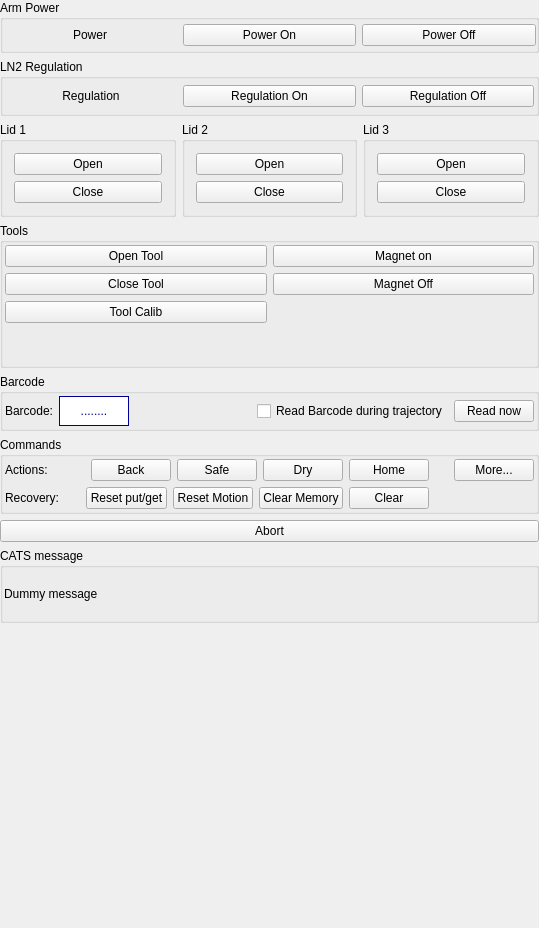
Above: Bricks/widgets/ui_files/Qt4_catsmaint_widget.ui from mxcube/mxcubeqt before the change. Below: the same form after it.
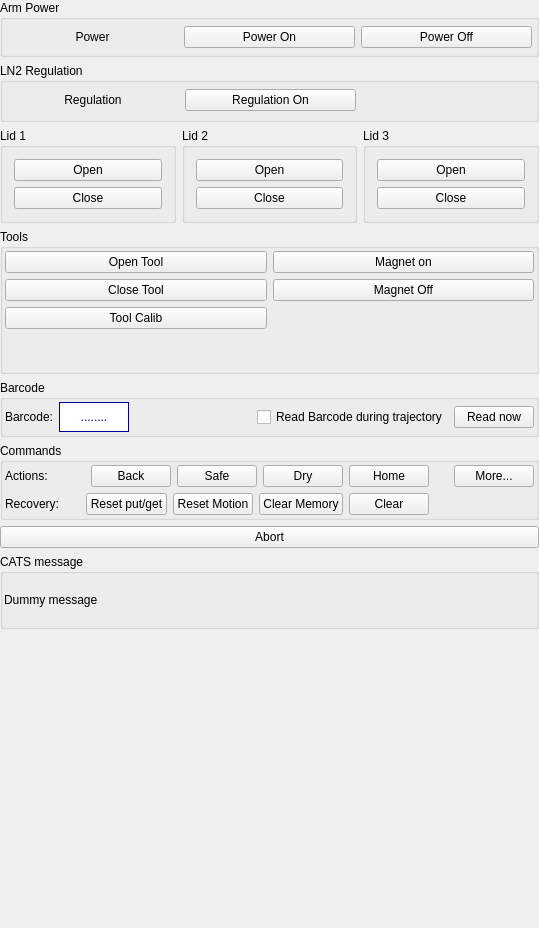
That is the form after the change.

Commit message: Qt4_CatsMaintBrick - aiming por pep8 Qt4_SampleChangerBrick3 - make space for deriving it. Backward compatible Qt4_CatsSimpleBrick - derived form Qt4_SampleChangerBrick3 - evolution Qt4_catsmaint_widget.ui - Remove regulation off button

What changed in the file:
```diff
--- a/Bricks/widgets/ui_files/Qt4_catsmaint_widget.ui
+++ b/Bricks/widgets/ui_files/Qt4_catsmaint_widget.ui
@@ -37,8 +37,17 @@
         <string>Arm Power</string>
        </property>
        <layout class="QHBoxLayout">
-        <property name="margin">
-         <number>0</number>
+        <property name="leftMargin">
+         <number>4</number>
+        </property>
+        <property name="topMargin">
+         <number>2</number>
+        </property>
+        <property name="rightMargin">
+         <number>4</number>
+        </property>
+        <property name="bottomMargin">
+         <number>2</number>
         </property>
         <item>
          <widget class="QLabel" name="lblPowerState">
@@ -106,9 +115,18 @@
         <string>LN2 Regulation</string>
        </property>
        <layout class="QHBoxLayout">
-        <property name="margin">
+        <property name="leftMargin">
+         <number>4</number>
+        </property>
+        <property name="topMargin">
          <number>2</number>
         </property>
+        <property name="rightMargin">
+         <number>2</number>
+        </property>
+        <property name="bottomMargin">
+         <number>4</number>
+        </property>
         <item>
          <widget class="QLabel" name="lblRegulationState">
           <property name="sizePolicy">
@@ -148,9 +166,9 @@
          </widget>
         </item>
         <item>
-         <widget class="QPushButton" name="btRegulationOff">
+         <widget class="QLabel" name="label_4">
           <property name="text">
-           <string>Regulation Off</string>
+           <string/>
           </property>
          </widget>
         </item>
```
The commit also changes 5 other files.
